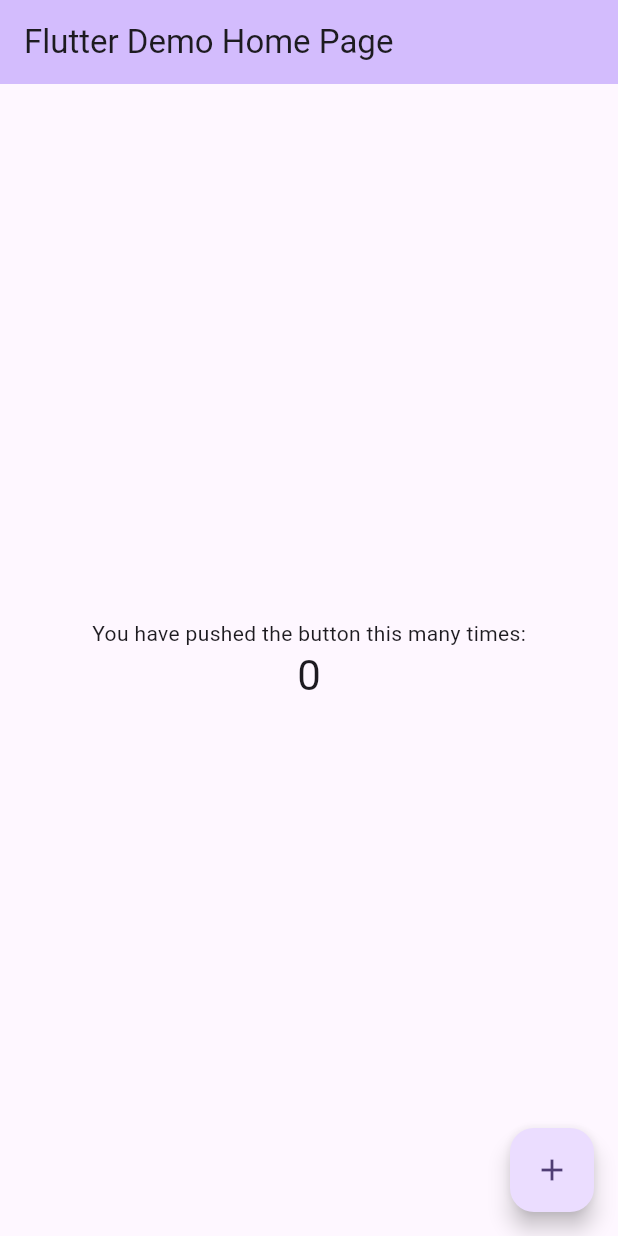
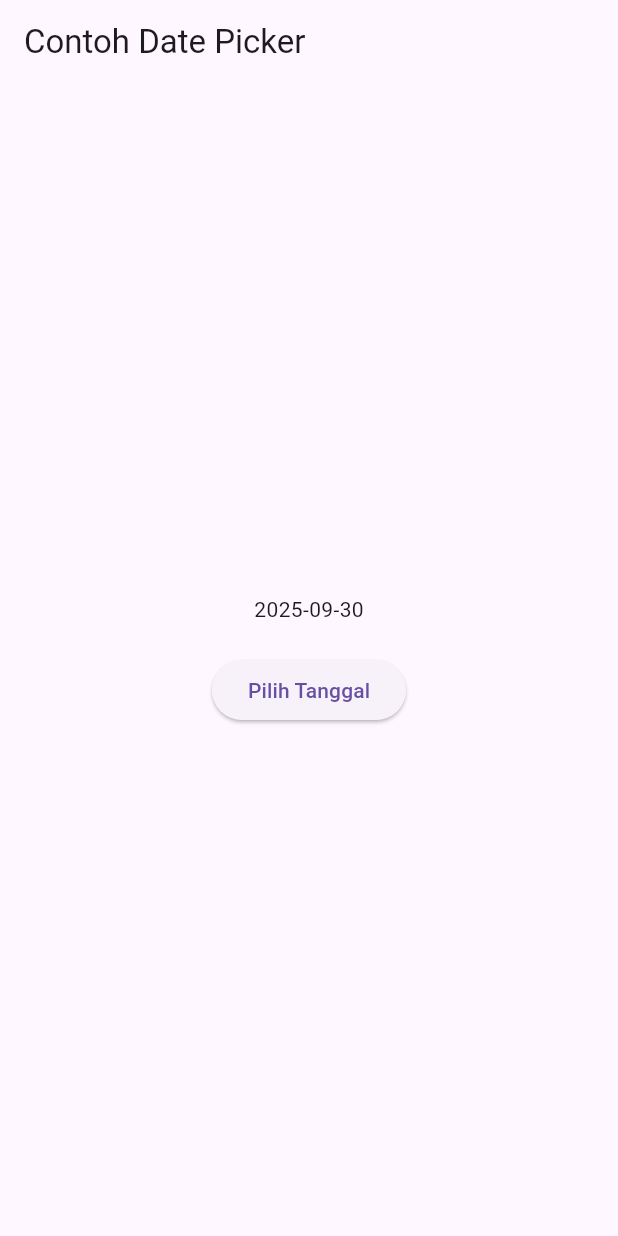
Before and after one commit to sittafatim4/flutter-fundamental-part1, a Flutter app: the screen it shows after launch, on a phone screen of 412 x 824 dp. Run offline on Flutter 3.47's test engine with Material 3 defaults, Android fonts, the phone set to English and light mode, and no system bars.

```diff
--- a/lib/main.dart
+++ b/lib/main.dart
@@ -1,122 +1,73 @@
+import 'dart:async';
 import 'package:flutter/material.dart';
 
-void main() {
-  runApp(const MyApp());
-}
+void main() => runApp(const MyApp());
 
 class MyApp extends StatelessWidget {
-  const MyApp({super.key});
+  const MyApp({Key? key}) : super(key: key);
 
-  // This widget is the root of your application.
   @override
   Widget build(BuildContext context) {
-    return MaterialApp(
-      title: 'Hello World',
-      theme: ThemeData(
-        // This is the theme of your application.
-        //
-        // TRY THIS: Try running your application with "flutter run". You'll see
-        // the application has a purple toolbar. Then, without quitting the app,
-        // try changing the seedColor in the colorScheme below to Colors.green
-        // and then invoke "hot reload" (save your changes or press the "hot
-        // reload" button in a Flutter-supported IDE, or press "r" if you used
-        // the command line to start the app).
-        //
-        // Notice that the counter didn't reset back to zero; the application
-        // state is not lost during the reload. To reset the state, use hot
-        // restart instead.
-        //
-        // This works for code too, not just values: Most code changes can be
-        // tested with just a hot reload.
-        colorScheme: ColorScheme.fromSeed(seedColor: Colors.deepPurple),
-      ),
-      home: const MyHomePage(title: 'Flutter Demo Home Page'),
+    return const MaterialApp(
+      title: 'Contoh Date Picker',
+      home: MyHomePage(title: 'Contoh Date Picker'),
     );
   }
 }
 
 class MyHomePage extends StatefulWidget {
-  const MyHomePage({super.key, required this.title});
-
-  // This widget is the home page of your application. It is stateful, meaning
-  // that it has a State object (defined below) that contains fields that affect
-  // how it looks.
-
-  // This class is the configuration for the state. It holds the values (in this
-  // case the title) provided by the parent (in this case the App widget) and
-  // used by the build method of the State. Fields in a Widget subclass are
-  // always marked "final".
+  const MyHomePage({Key? key, required this.title}) : super(key: key);
 
   final String title;
 
   @override
-  State<MyHomePage> createState() => _MyHomePageState();
+  _MyHomePageState createState() => _MyHomePageState();
 }
 
 class _MyHomePageState extends State<MyHomePage> {
-  int _counter = 0;
+  // Variable/State untuk mengambil tanggal
+  DateTime selectedDate = DateTime.now();
 
-  void _incrementCounter() {
-    setState(() {
-      // This call to setState tells the Flutter framework that something has
-      // changed in this State, which causes it to rerun the build method below
-      // so that the display can reflect the updated values. If we changed
-      // _counter without calling setState(), then the build method would not be
-      // called again, and so nothing would appear to happen.
-      _counter++;
-    });
+  //  Initial SelectDate FLutter
+  Future<void> _selectDate(BuildContext context) async {
+    // Initial DateTime FIinal Picked
+    final DateTime? picked = await showDatePicker(
+        context: context,
+        initialDate: selectedDate,
+        firstDate: DateTime(2015, 8),
+        lastDate: DateTime(2101));
+    if (picked != null && picked != selectedDate) {
+      setState(() {
+        selectedDate = picked;
+      });
+    }
   }
 
   @override
   Widget build(BuildContext context) {
-    // This method is rerun every time setState is called, for instance as done
-    // by the _incrementCounter method above.
-    //
-    // The Flutter framework has been optimized to make rerunning build methods
-    // fast, so that you can just rebuild anything that needs updating rather
-    // than having to individually change instances of widgets.
     return Scaffold(
       appBar: AppBar(
-        // TRY THIS: Try changing the color here to a specific color (to
-        // Colors.amber, perhaps?) and trigger a hot reload to see the AppBar
-        // change color while the other colors stay the same.
-        backgroundColor: Theme.of(context).colorScheme.inversePrimary,
-        // Here we take the value from the MyHomePage object that was created by
-        // the App.build method, and use it to set our appbar title.
         title: Text(widget.title),
       ),
       body: Center(
-        // Center is a layout widget. It takes a single child and positions it
-        // in the middle of the parent.
         child: Column(
-          // Column is also a layout widget. It takes a list of children and
-          // arranges them vertically. By default, it sizes itself to fit its
-          // children horizontally, and tries to be as tall as its parent.
-          //
-          // Column has various properties to control how it sizes itself and
-          // how it positions its children. Here we use mainAxisAlignment to
-          // center the children vertically; the main axis here is the vertical
-          // axis because Columns are vertical (the cross axis would be
-          // horizontal).
-          //
-          // TRY THIS: Invoke "debug painting" (choose the "Toggle Debug Paint"
-          // action in the IDE, or press "p" in the console), to see the
-          // wireframe for each widget.
-          mainAxisAlignment: MainAxisAlignment.center,
+          mainAxisSize: MainAxisSize.min,
           children: <Widget>[
-            const Text('You have pushed the button this many times:'),
-            Text(
-              '$_counter',
-              style: Theme.of(context).textTheme.headlineMedium,
+            Text("${selectedDate.toLocal()}".split(' ')[0]),
+            const SizedBox(
+              height: 20.0,
+            ),
+            ElevatedButton(
+              onPressed: () => {
+                _selectDate(context),
+                // ignore: avoid_print
+                print(selectedDate.day + selectedDate.month + selectedDate.year)
+              },
+              child: const Text('Pilih Tanggal'),
             ),
           ],
         ),
       ),
-      floatingActionButton: FloatingActionButton(
-        onPressed: _incrementCounter,
-        tooltip: 'Increment',
-        child: const Icon(Icons.add),
-      ), // This trailing comma makes auto-formatting nicer for build methods.
     );
   }
 }
--- a/pubspec.yaml
+++ b/pubspec.yaml
@@ -58,9 +58,10 @@ flutter:
   uses-material-design: true
 
   # To add assets to your application, add an assets section, like this:
-  # assets:
+  assets:
   #   - images/a_dot_burr.jpeg
   #   - images/a_dot_ham.jpeg
+     - assets/logo_poltek.jpeg
 
   # An image asset can refer to one or more resolution-specific "variants", see
   # https://flutter.dev/to/resolution-aware-images
```
Also changed, not shown: lib/basic_widgets/image_widget.dart (added, +10 -0 lines), lib/basic_widgets/text_widget.dart (added, +13 -0 lines), assets/logo_poltek.jpeg (added).
